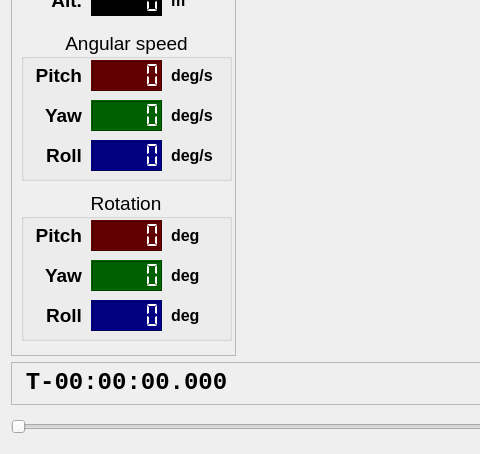
MedBamou/GyroLog, file gyro.ui: the form before one commit; both pictures show x 0 to 480 and y 131 to 585 of the 925 by 585 pixel window.
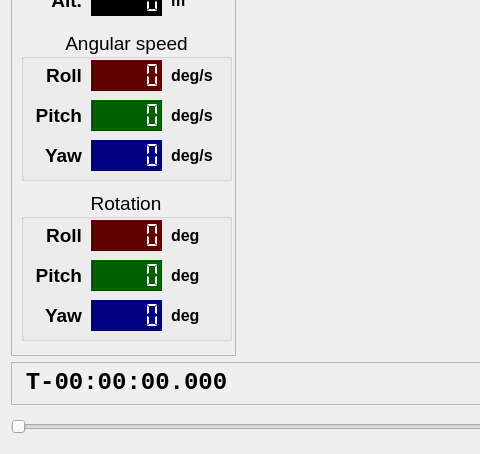
The form after the commit. Icons and pictures are not drawn.

What changed in the file:
```diff
--- a/gyro.ui
+++ b/gyro.ui
@@ -157,7 +157,7 @@
             </font>
            </property>
            <property name="text">
-            <string>Pitch</string>
+            <string>Roll</string>
            </property>
            <property name="alignment">
             <set>Qt::AlignRight|Qt::AlignTrailing|Qt::AlignVCenter</set>
@@ -180,7 +180,7 @@
             </font>
            </property>
            <property name="text">
-            <string>Yaw</string>
+            <string>Pitch</string>
            </property>
            <property name="alignment">
             <set>Qt::AlignRight|Qt::AlignTrailing|Qt::AlignVCenter</set>
@@ -203,7 +203,7 @@
             </font>
            </property>
            <property name="text">
-            <string>Roll</string>
+            <string>Yaw</string>
            </property>
            <property name="alignment">
             <set>Qt::AlignRight|Qt::AlignTrailing|Qt::AlignVCenter</set>
@@ -361,7 +361,7 @@
             </font>
            </property>
            <property name="text">
-            <string>Pitch</string>
+            <string>Roll</string>
            </property>
            <property name="alignment">
             <set>Qt::AlignRight|Qt::AlignTrailing|Qt::AlignVCenter</set>
@@ -384,7 +384,7 @@
             </font>
            </property>
            <property name="text">
-            <string>Yaw</string>
+            <string>Pitch</string>
            </property>
            <property name="alignment">
             <set>Qt::AlignRight|Qt::AlignTrailing|Qt::AlignVCenter</set>
@@ -407,7 +407,7 @@
             </font>
            </property>
            <property name="text">
-            <string>Roll</string>
+            <string>Yaw</string>
            </property>
            <property name="alignment">
             <set>Qt::AlignRight|Qt::AlignTrailing|Qt::AlignVCenter</set>
```
